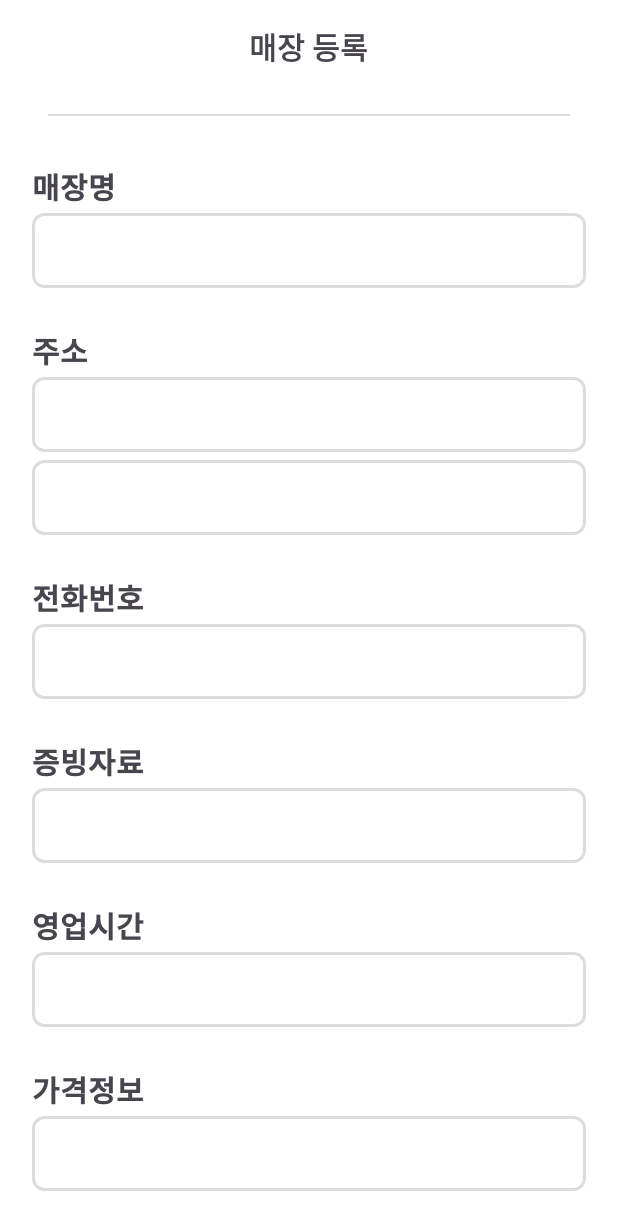
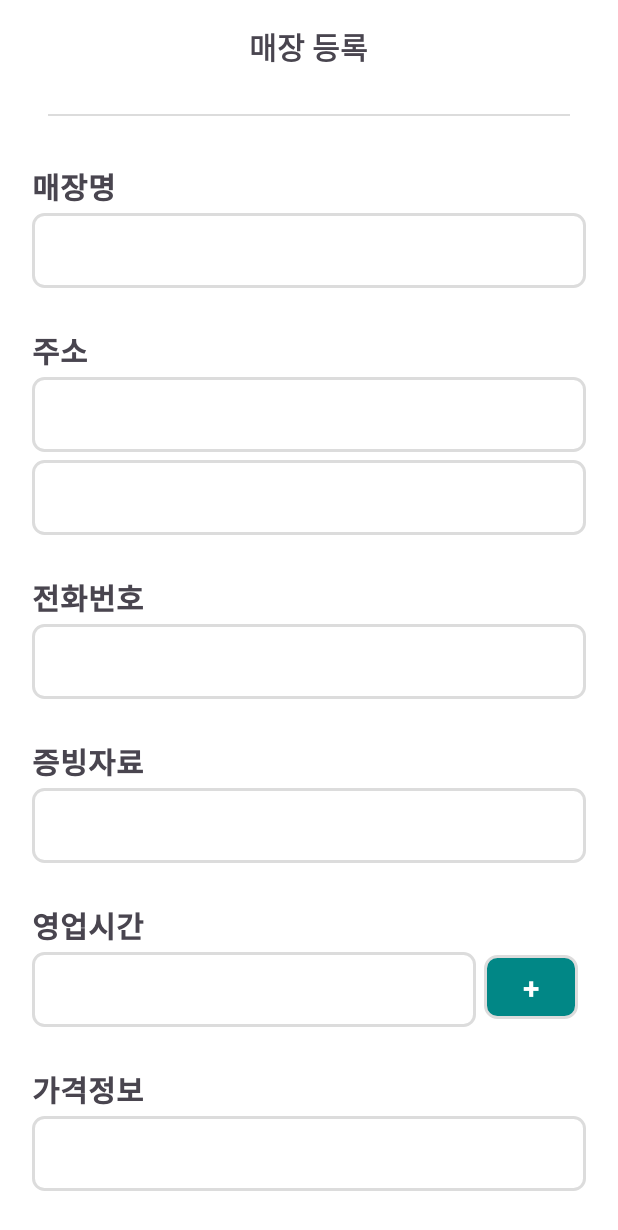
Before and after one commit to bongbub/MOJARAM_C, an Android app built with Jetpack Compose: the AdminSignUp screen opened directly, with no data from a screen before it, on a phone screen of 412 x 824 dp. Shown: the top 1230 px of the screen. Run offline under Robolectric (Android 15) with nearby library versions, the phone set to English and light mode, and no system bars; our stand-ins replace Firebase (no records; nobody signed in at launch, a user with empty details on screens opened directly).

Commit message:
24.08.20 1. 관리자 회원가입 페이지 (1). 전화번호 입력 양식 추가 -> 자동 하이픈 (2). 입력 editText Text Padding 추가 (3). 영업시간 + 버튼 추가

```diff
--- a/app/src/main/java/com/example/mojaram/admin/AdminSignUp.kt
+++ b/app/src/main/java/com/example/mojaram/admin/AdminSignUp.kt
@@ -1,6 +1,10 @@
 package com.example.mojaram.admin
 
 import android.os.Bundle
+import android.telephony.PhoneNumberFormattingTextWatcher
+import android.text.Editable
+import android.text.TextWatcher
+import android.widget.EditText
 import android.widget.Toast
 import androidx.activity.enableEdgeToEdge
 import androidx.appcompat.app.AppCompatActivity
@@ -39,6 +43,45 @@ class AdminSignUp : AppCompatActivity() {
             }else{
                 Toast.makeText(this,"모든 필드를 입력하세요.", Toast.LENGTH_SHORT).show()
             }
+        }
+
+        // 전화번호 형식 추가
+        binding.editTextShopNum.addTextChangedListener(object : TextWatcher {
+            private var isFormatting: Boolean = false
+            private var prevText: String = ""
+
+            override fun beforeTextChanged(s: CharSequence?, start: Int, count: Int, after: Int) {
+                // 저장된 이전 텍스트를 사용해 변화 감지
+                prevText = s.toString()
+            }
+            override fun onTextChanged(s: CharSequence?, start: Int, before: Int, count: Int) {
+                // 변환 중 상태를 확인
+                if (isFormatting) return
+            }
+            override fun afterTextChanged(s: Editable?) {
+                if (isFormatting) return
+
+                isFormatting = true
+
+                // 기존 입력 텍스트하이픈 제거
+                val currentText = s.toString().replace("-", "")
+                // 입력된 텍스트 길이 파악 후 하이픈 추가
+                val formattedText = when {
+                    currentText.length > 7 -> "${currentText.substring(0, 3)}-${currentText.substring(3, 7)}-${currentText.substring(7)}"
+                    currentText.length > 3 -> "${currentText.substring(0, 3)}-${currentText.substring(3)}"
+                    else -> currentText
+                }
+                // 업데이트 시 이미 있는 텍스트의 커서 위치 조정
+                if (formattedText != prevText) {
+                    binding.editTextShopNum.setText(formattedText)
+                    binding.editTextShopNum.setSelection(formattedText.length)
+                }
+
+                isFormatting = false
+            }
+        })
+
+        binding.pricePlusbtn.setOnClickListener{
 
         }
     }
--- a/app/src/main/res/drawable/basic_liner_border.xml
+++ b/app/src/main/res/drawable/basic_liner_border.xml
@@ -13,5 +13,7 @@
         android:topRightRadius="7dp"
         android:bottomLeftRadius="7dp"
         android:bottomRightRadius="7dp"/>
+    <padding android:bottom="5dp" android:left="13dp" android:right="13dp" android:top="5dp">
+    </padding>
 
 </shape>
--- /dev/null
+++ b/app/src/main/res/drawable/button_background_round_color.xml
@@ -0,0 +1,21 @@
+<?xml version="1.0" encoding="utf-8"?>
+<shape xmlns:android="http://schemas.android.com/apk/res/android"
+    android:shape="rectangle">
+    <solid android:color="#FF018786" />
+    <corners android:radius="8dp" />
+    <stroke android:width="2dp"
+        android:color="@color/littlegray"/>
+    <padding
+        android:bottom="8dp"
+        android:left="8dp"
+        android:right="8dp"
+        android:top="8dp" />
+    <item>
+        <shape android:shape="rectangle">
+            <!-- 투명한 검정색 그림자 효과 -->
+            <solid android:color="#33000000" />
+            <corners android:radius="8dp" />
+        </shape>
+    </item>
+
+</shape>
--- a/app/src/main/res/layout/activity_admin_sign_up.xml
+++ b/app/src/main/res/layout/activity_admin_sign_up.xml
@@ -137,6 +137,8 @@
                         android:layout_marginTop="3dp"
                         android:fontFamily="@font/spoqa_han_sans_neo_medium"
                         android:textSize="20sp"
+                        android:inputType="phone"
+                        android:maxLength="13"
                         android:background="@drawable/basic_liner_border"/>
 
                 </LinearLayout>
@@ -178,14 +180,37 @@
                         android:textStyle="bold"
                         android:textSize="20sp"
                         android:fontFamily="@font/spoqa_han_sans_neo_medium"/>
+                    <LinearLayout
+                        android:layout_width="match_parent"
+                        android:layout_height="wrap_content">
+
                         <EditText
                             android:id="@+id/editText_shopHours"
                             android:layout_width="match_parent"
                             android:layout_height="50dp"
+                            android:layout_weight="1"
                             android:layout_marginTop="3dp"
                             android:fontFamily="@font/spoqa_han_sans_neo_medium"
                             android:textSize="20sp"
                             android:background="@drawable/basic_liner_border"/>
+                        <TextView
+                            android:id="@+id/price_plusbtn"
+                            android:layout_width="match_parent"
+                            android:layout_height="match_parent"
+                            android:layout_weight="4"
+                            android:layout_margin="5dp"
+                            android:text="+"
+                            android:textStyle="bold"
+                            android:textSize="20sp"
+                            android:textColor="@color/white"
+                            android:gravity="center"
+                            android:layout_gravity="center"
+                            android:background="@drawable/button_background_round_color"
+                            />
+
+                    </LinearLayout>
+
+
 
                 </LinearLayout>
                 <LinearLayout
```
Also changed, not shown: 1 other file. Lines whose indentation alone changed are shown as unchanged.
